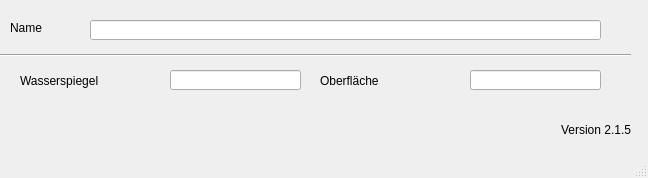
Old version of the form qkan/importhe/templates/speicherkennlinien.ui in the repository hoettges/QKan.
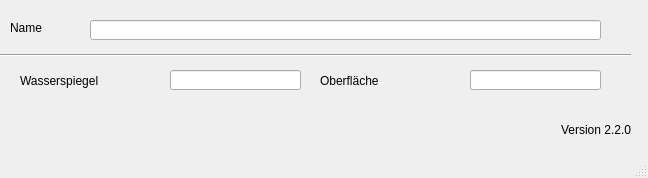
New version of the form.

```diff
--- a/qkan/importhe/templates/speicherkennlinien.ui
+++ b/qkan/importhe/templates/speicherkennlinien.ui
@@ -109,7 +109,7 @@
      <string>Version QKan Import</string>
     </property>
     <property name="text">
-     <string>Version 2.1.5</string>
+     <string>Version 2.2.0</string>
     </property>
     <property name="alignment">
      <set>Qt::AlignRight|Qt::AlignTrailing|Qt::AlignVCenter</set>
```
